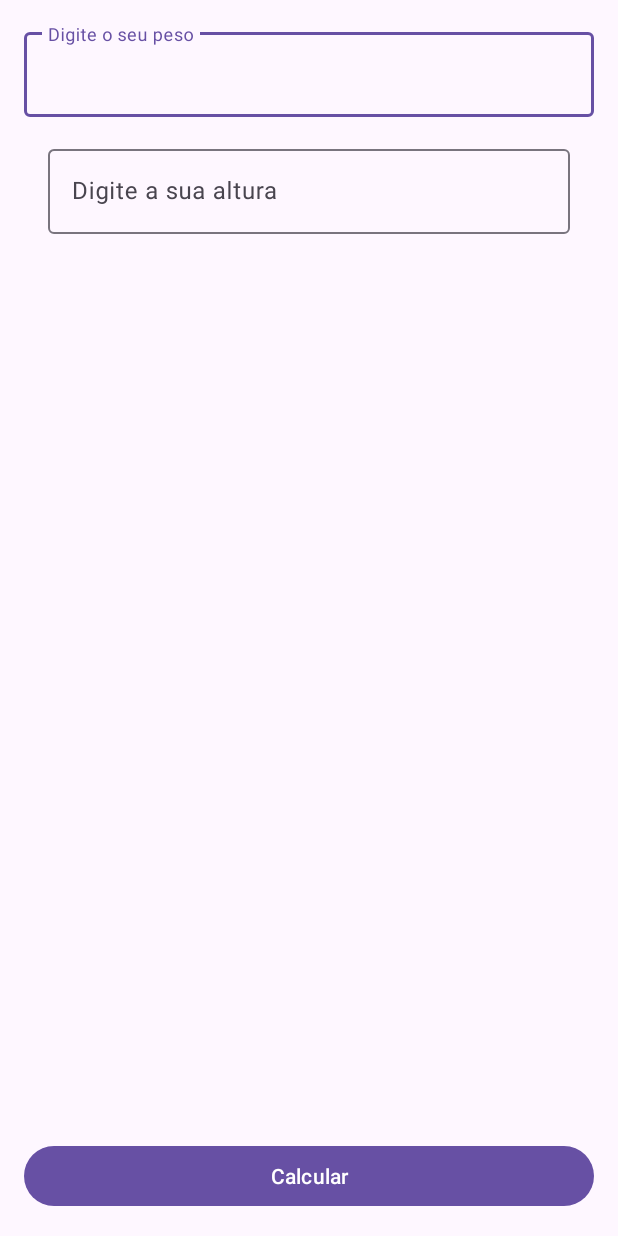
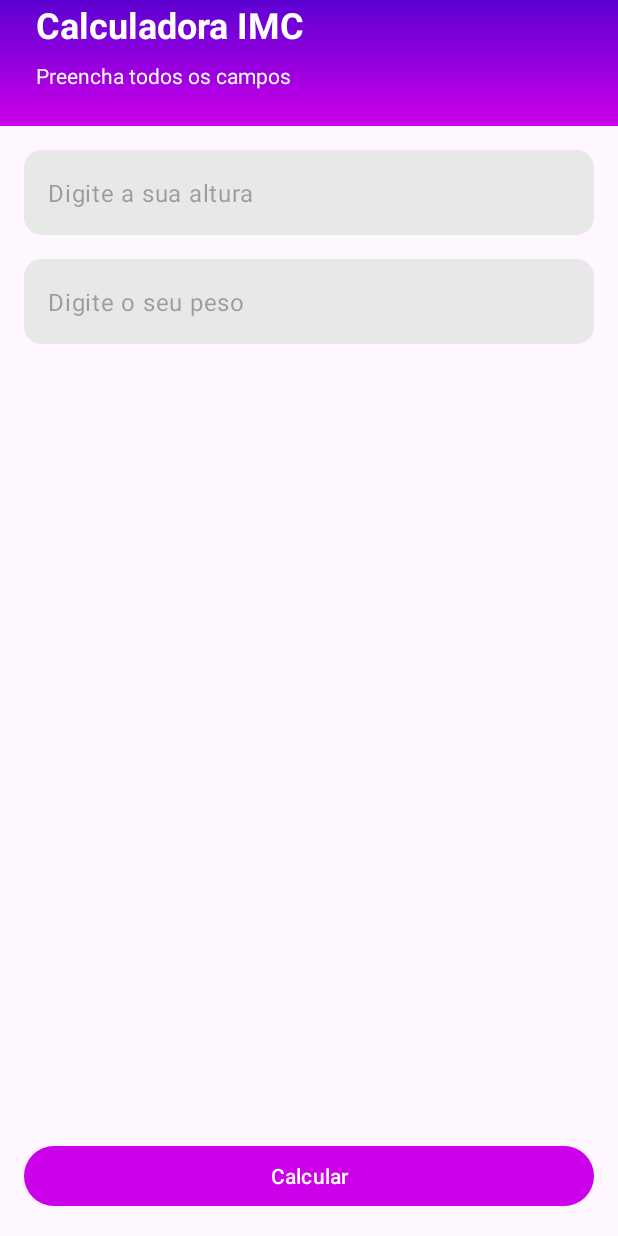
Before and after one commit to BrenoGSoares-0308/Calculador-IMC, an Android app: the screen it shows after launch (MainActivity), on a phone screen of 412 x 824 dp. Run offline under Robolectric (Android 15) with nearby library versions, the phone set to English and light mode, and no system bars.

Commit message:
Aplicativo completo Calculadora IMC

```diff
--- a/app/build.gradle.kts
+++ b/app/build.gradle.kts
@@ -41,6 +41,7 @@ dependencies {
     implementation("androidx.appcompat:appcompat:1.6.1")
     implementation("com.google.android.material:material:1.10.0")
     implementation("androidx.constraintlayout:constraintlayout:2.1.4")
+    implementation("androidx.activity:activity:1.9.3")
     testImplementation("junit:junit:4.13.2")
     androidTestImplementation("androidx.test.ext:junit:1.1.5")
     androidTestImplementation("androidx.test.espresso:espresso-core:3.5.1")
--- a/app/src/main/AndroidManifest.xml
+++ b/app/src/main/AndroidManifest.xml
@@ -13,6 +13,9 @@
         android:theme="@style/Theme.Calculadoraimc"
         tools:targetApi="31">
         <activity
+            android:name=".ResultActivity"
+            android:exported="false" />
+        <activity
             android:name=".MainActivity"
             android:exported="true">
             <intent-filter>
--- /dev/null
+++ b/app/src/main/res/drawable/gradient_bg.xml
@@ -0,0 +1,12 @@
+<?xml version="1.0" encoding="utf-8"?>
+<shape xmlns:android="http://schemas.android.com/apk/res/android">
+    <corner android:topLeftRadius="0dp"
+        android:topRightRadius="0dp"
+        android:bottomLeftRadius="16dp"
+        android:bottomRightRadius="16dp" />
+
+    <gradient android:startColor="@color/primary_400"
+        android:endColor="@color/primary_900"
+        android:angle="90"/>
+
+</shape>
--- /dev/null
+++ b/app/src/main/res/drawable/rounded_bg.xml
@@ -0,0 +1,5 @@
+<?xml version="1.0" encoding="utf-8"?>
+<shape xmlns:android="http://schemas.android.com/apk/res/android">
+    <solid android:color="#E8E8E8" /> <!-- Gray color for the background-->
+    <corners android:radius="12dp" /> <!-- Radius for the rounded corner -->
+</shape>
--- a/app/src/main/res/layout/activity_main.xml
+++ b/app/src/main/res/layout/activity_main.xml
@@ -5,6 +5,37 @@
     android:layout_width="match_parent"
     android:layout_height="match_parent"
     tools:context=".MainActivity">
+
+   <LinearLayout
+       android:id="@+id/vg_header"
+       android:layout_width="match_parent"
+       android:layout_height="wrap_content"
+       android:orientation="vertical"
+       android:background="@drawable/gradient_bg"
+       app:layout_constraintEnd_toEndOf="parent"
+       app:layout_constraintStart_toStartOf="parent"
+       app:layout_constraintTop_toTopOf="parent">
+
+       <TextView
+           android:text="Calculadora IMC"
+           android:layout_marginStart="24dp"
+           android:textStyle="bold"
+           android:textColor="@color/white"
+           android:textSize="24sp"
+           android:layout_width="wrap_content"
+           android:layout_height="wrap_content"/>
+
+       <TextView
+           android:text="Preencha todos os campos"
+           android:layout_marginTop="8dp"
+           android:layout_marginStart="24dp"
+           android:layout_marginEnd="24dp"
+           android:layout_marginBottom="24dp"
+           android:textColor="@color/white"
+           android:layout_width="wrap_content"
+           android:layout_height="wrap_content"/>
+
+   </LinearLayout>
 
 
     <Button
@@ -21,32 +52,38 @@
         android:layout_width="match_parent"
         android:layout_height="wrap_content"
         android:layout_margin="16dp"
+        app:hintEnabled="false"
         app:layout_constraintEnd_toEndOf="parent"
         app:layout_constraintStart_toStartOf="parent"
-        app:layout_constraintTop_toTopOf="parent">
+        app:layout_constraintTop_toBottomOf="@+id/textInputLayout">
 
         <com.google.android.material.textfield.TextInputEditText
             android:id="@+id/edt_peso"
             android:layout_width="match_parent"
             android:layout_height="wrap_content"
+            android:background="@drawable/rounded_bg"
             android:hint="Digite o seu peso"
             android:inputType="numberDecimal" />
+    </com.google.android.material.textfield.TextInputLayout>
 
     <com.google.android.material.textfield.TextInputLayout
+        android:id="@+id/textInputLayout"
         android:layout_width="match_parent"
         android:layout_height="wrap_content"
         android:layout_margin="16dp"
+        app:hintEnabled="false"
         app:layout_constraintEnd_toEndOf="parent"
         app:layout_constraintStart_toStartOf="parent"
-        app:layout_constraintTop_toBottomOf="@+id/textInputEditText">
+        app:layout_constraintTop_toBottomOf="@+id/vg_header">
 
         <com.google.android.material.textfield.TextInputEditText
             android:id="@+id/edt_altura"
             android:layout_width="match_parent"
             android:layout_height="wrap_content"
+            android:background="@drawable/rounded_bg"
             android:hint="Digite a sua altura"
-            android:inputType="numberDecimal"/>
+            android:inputType="numberDecimal" />
     </com.google.android.material.textfield.TextInputLayout>
 
-</com.google.android.material.textfield.TextInputLayout>
+
 </androidx.constraintlayout.widget.ConstraintLayout>
--- a/app/src/main/res/values-night/themes.xml
+++ b/app/src/main/res/values-night/themes.xml
@@ -3,5 +3,7 @@
     <style name="Base.Theme.Calculadoraimc" parent="Theme.Material3.DayNight.NoActionBar">
         <!-- Customize your dark theme here. -->
         <!-- <item name="colorPrimary">@color/my_dark_primary</item> -->
+        <item name = "colorPrimary">@color/primary_400</item>
+        <item name = "android:statusBarColor">@color/primary_900</item>
     </style>
 </resources>
--- a/app/src/main/res/values/colors.xml
+++ b/app/src/main/res/values/colors.xml
@@ -2,4 +2,7 @@
 <resources>
     <color name="black">#FF000000</color>
     <color name="white">#FFFFFFFF</color>
+
+    <color name = "primary_400">#cd00ea</color>
+    <color name = "primary_900">#5c00d2</color>
 </resources>
--- a/app/src/main/res/values/themes.xml
+++ b/app/src/main/res/values/themes.xml
@@ -2,7 +2,8 @@
     <!-- Base application theme. -->
     <style name="Base.Theme.Calculadoraimc" parent="Theme.Material3.DayNight.NoActionBar">
         <!-- Customize your light theme here. -->
-        <!-- <item name="colorPrimary">@color/my_light_primary</item> -->
+      <item name = "colorPrimary">@color/primary_400</item>
+      <item name = "android:statusBarColor">@color/primary_900</item>
     </style>
 
     <style name="Theme.Calculadoraimc" parent="Base.Theme.Calculadoraimc" />
```
Also changed, not shown: app/src/main/java/com/comunidadedevspace/imc/MainActivity.kt (+36 -5 lines), app/src/main/java/com/comunidadedevspace/imc/ResultActivity.kt (added, +51 -0 lines), app/src/main/res/layout/activity_result.xml (added, +68 -0 lines). Lines whose indentation alone changed are shown as unchanged.
